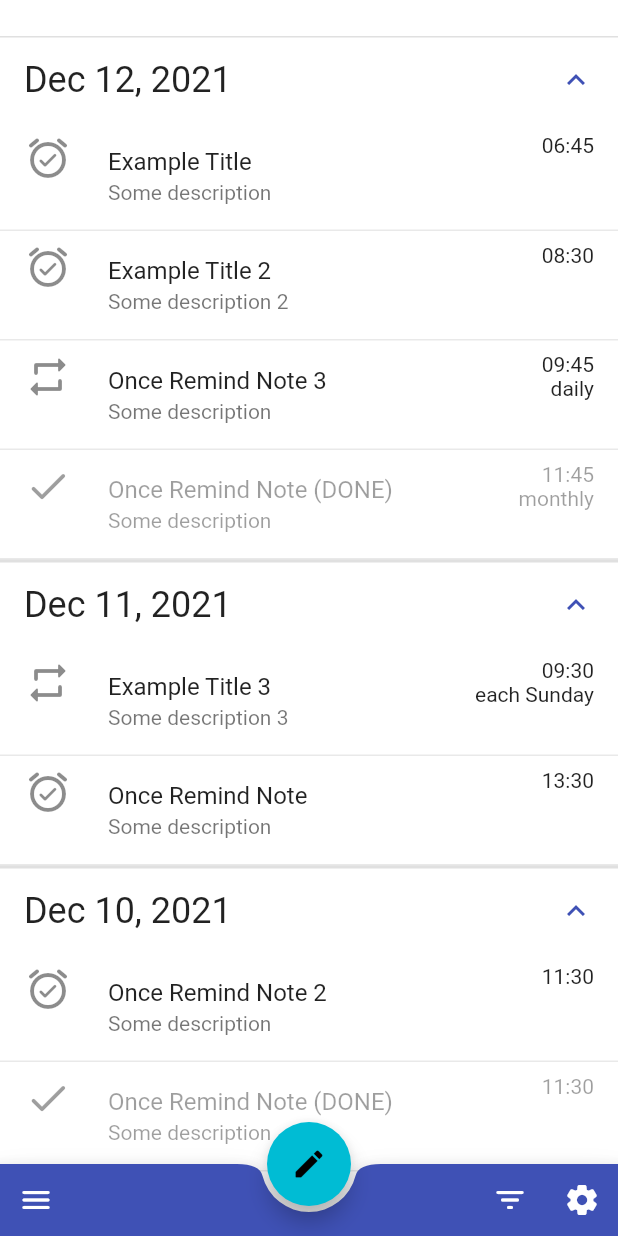
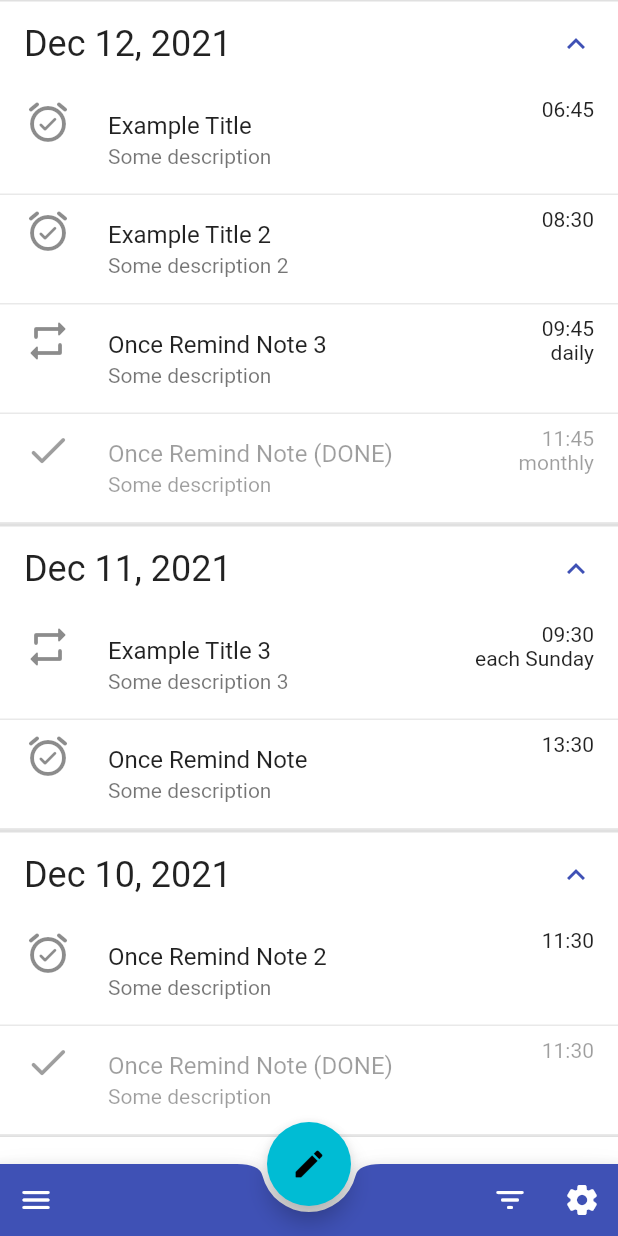
Before and after one commit to shadzhiyski/reminding_notes, a Flutter app: the screen it shows after launch, on a phone screen of 412 x 824 dp. Run offline on Flutter 3.47's test engine with Material 2 defaults, Android fonts, the phone set to English and light mode, and no system bars; drawn by our look-alikes of flutter_slidable.

Commit message:
Top padding removed.

```diff
--- a/lib/widgets/notes_list_page.dart
+++ b/lib/widgets/notes_list_page.dart
@@ -28,9 +28,7 @@ class _NotesListPageState extends State<NotesListPage> {
   @override
   Widget build(BuildContext context) {
     return Scaffold(
-      body: Padding(
-        padding: const EdgeInsets.only(top: 24),
-        child: ListView(
+      body: ListView(
         children: _notesByDay.keys
             .map(
               (day) => NotesGroupWidget(
@@ -39,7 +37,6 @@ class _NotesListPageState extends State<NotesListPage> {
               ),
             )
             .toList(),
-        ),
       ),
       bottomNavigationBar: BottomAppBar(
         shape: const CircularNotchedRectangle(),
```
Lines whose indentation alone changed are shown as unchanged.
